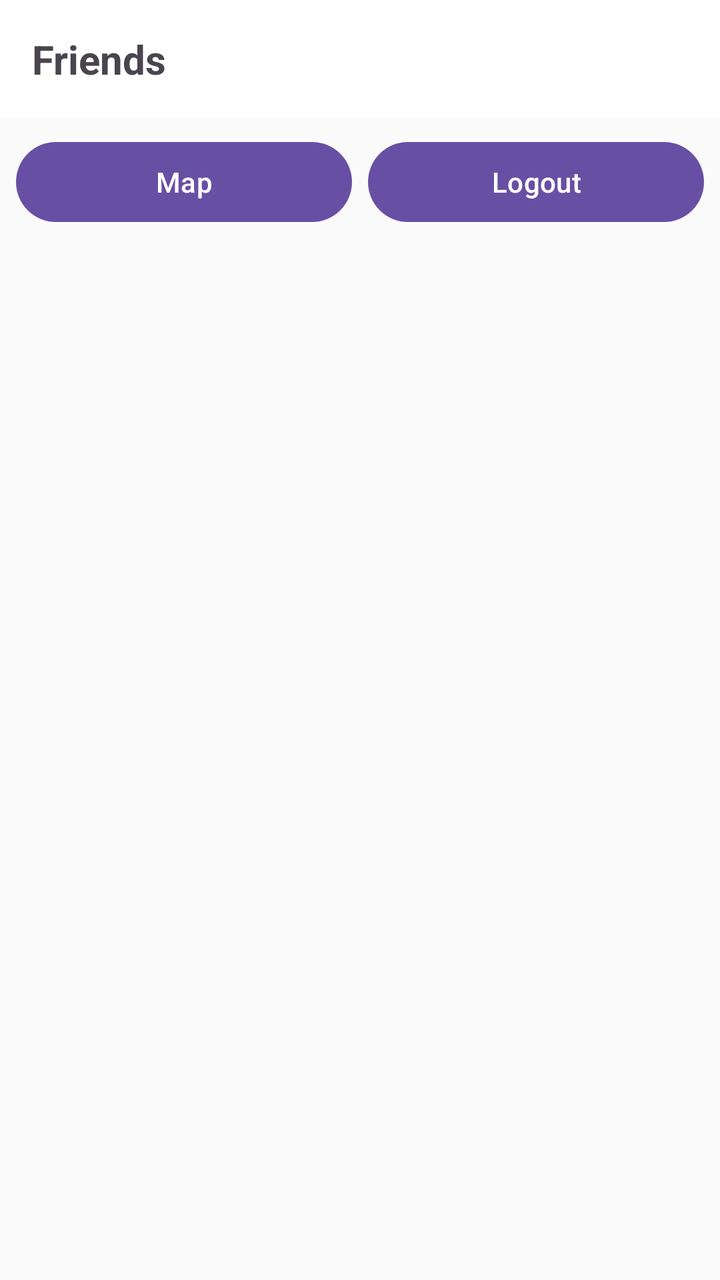
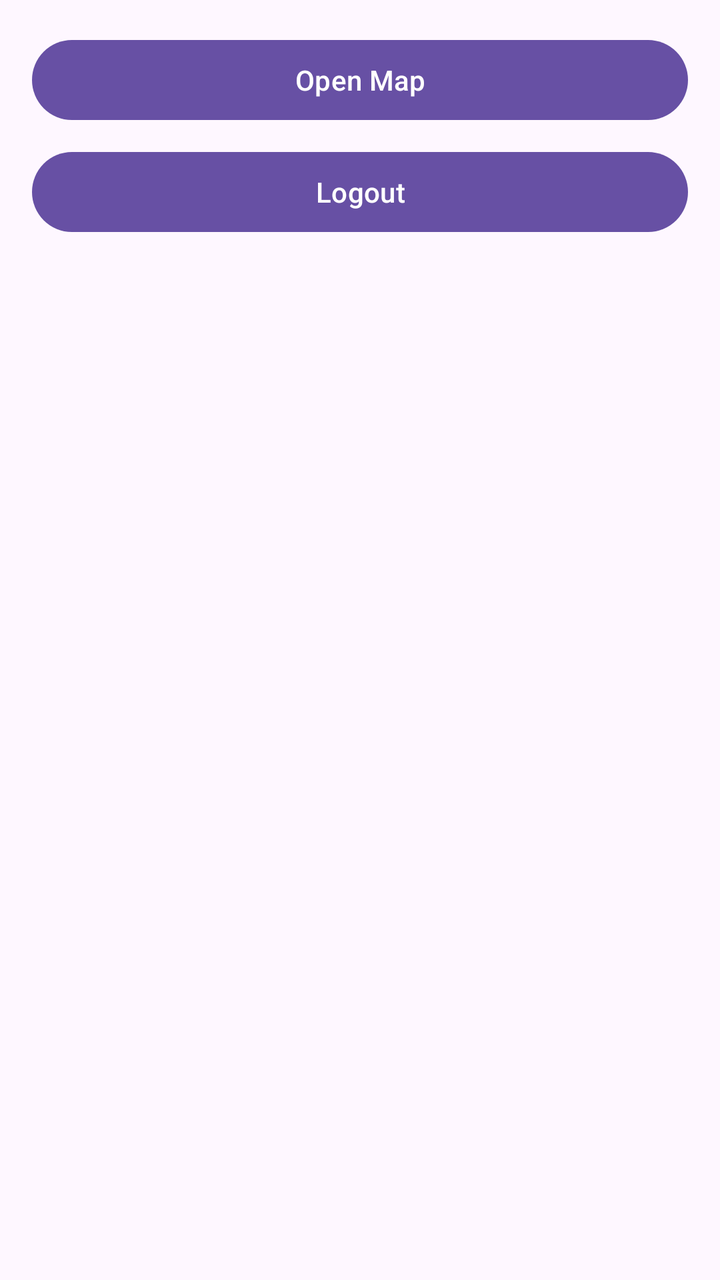

An Android layout rendered at two revisions. The XML below is the earlier revision; the diff shows what the commit changed to produce the second picture.
<!-- AndroidManifest.xml: application theme Theme.LocationSharing -->
<!-- res/layout/activity_friend_list.xml -->
<?xml version="1.0" encoding="utf-8"?>
<LinearLayout xmlns:android="http://schemas.android.com/apk/res/android"
    android:layout_width="match_parent"
    android:layout_height="match_parent"
    android:orientation="vertical"
    android:background="#FAFAFA">

    <TextView
        android:layout_width="match_parent"
        android:layout_height="wrap_content"
        android:text="Friends"
        android:textSize="20sp"
        android:textStyle="bold"
        android:padding="16dp"
        android:background="#FFFFFF" />

    <LinearLayout
        android:layout_width="match_parent"
        android:layout_height="wrap_content"
        android:orientation="horizontal"
        android:padding="8dp">

        <Button
            android:id="@+id/btnOpenMap"
            android:layout_width="0dp"
            android:layout_height="wrap_content"
            android:layout_weight="1"
            android:text="Map" />

        <Button
            android:id="@+id/btnLogout"
            android:layout_width="0dp"
            android:layout_height="wrap_content"
            android:layout_marginStart="8dp"
            android:layout_weight="1"
            android:text="Logout" />
    </LinearLayout>

    <androidx.recyclerview.widget.RecyclerView
        android:id="@+id/recyclerView"
        android:layout_width="match_parent"
        android:layout_height="match_parent"
        android:padding="8dp" />

</LinearLayout>
<!-- resources referenced by this layout -->
<resources>
  <style name="Theme.LocationSharing" parent="Base.Theme.LocationSharing" />
  <style name="Base.Theme.LocationSharing" parent="Theme.Material3.DayNight.NoActionBar">
          
          
      </style>
</resources>

<!-- the commit's change to res/layout/activity_friend_list.xml (unified diff, before → after) -->
@@ -1,45 +1,33 @@
 <?xml version="1.0" encoding="utf-8"?>
-<LinearLayout xmlns:android="http://schemas.android.com/apk/res/android"
-    android:layout_width="match_parent"
-    android:layout_height="match_parent"
-    android:orientation="vertical"
-    android:background="#FAFAFA">
+<layout xmlns:android="http://schemas.android.com/apk/res/android">
 
-    <TextView
-        android:layout_width="match_parent"
-        android:layout_height="wrap_content"
-        android:text="Friends"
-        android:textSize="20sp"
-        android:textStyle="bold"
-        android:padding="16dp"
-        android:background="#FFFFFF" />
+    <data />
 
     <LinearLayout
         android:layout_width="match_parent"
-        android:layout_height="wrap_content"
-        android:orientation="horizontal"
-        android:padding="8dp">
+        android:layout_height="match_parent"
+        android:orientation="vertical"
+        android:padding="16dp">
 
         <Button
             android:id="@+id/btnOpenMap"
-            android:layout_width="0dp"
+            android:layout_width="match_parent"
             android:layout_height="wrap_content"
-            android:layout_weight="1"
-            android:text="Map" />
+            android:text="Open Map" />
 
         <Button
             android:id="@+id/btnLogout"
-            android:layout_width="0dp"
+            android:layout_width="match_parent"
             android:layout_height="wrap_content"
-            android:layout_marginStart="8dp"
+            android:text="Logout"
+            android:layout_marginTop="8dp" />
+
+        <androidx.recyclerview.widget.RecyclerView
+            android:id="@+id/recyclerView"
+            android:layout_width="match_parent"
+            android:layout_height="0dp"
             android:layout_weight="1"
-            android:text="Logout" />
+            android:layout_marginTop="12dp" />
+
     </LinearLayout>
-
-    <androidx.recyclerview.widget.RecyclerView
-        android:id="@+id/recyclerView"
-        android:layout_width="match_parent"
-        android:layout_height="match_parent"
-        android:padding="8dp" />
-
-</LinearLayout>
+</layout>
